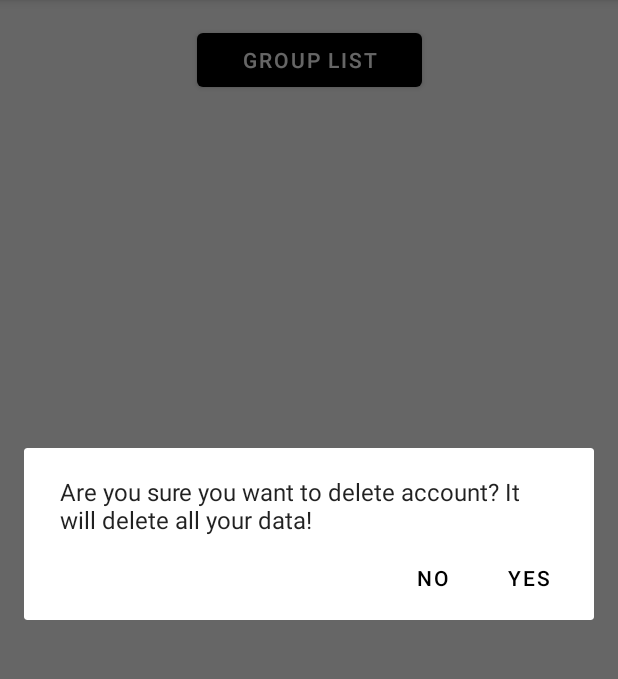
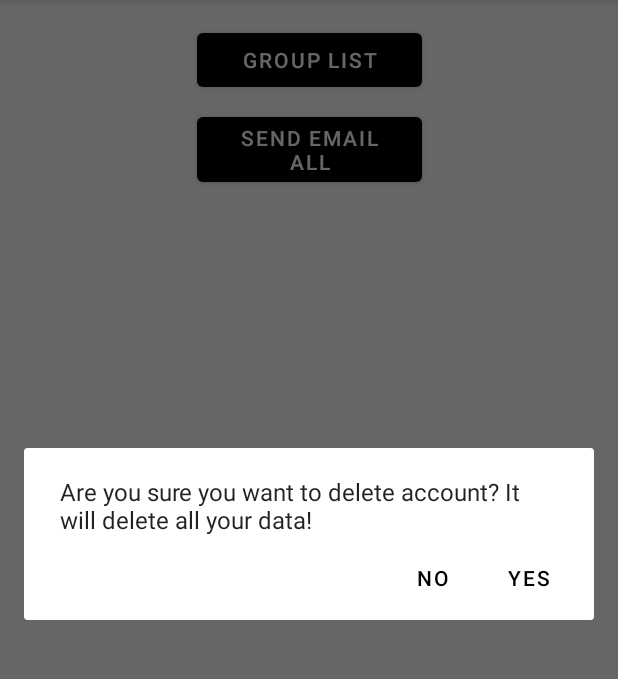
Before and after one commit to maksimisu/UniGroup, an Android app: the screen it shows after launch once a user with an empty profile is signed in (MainActivity), in the options menu, after a tap on "Delete account", on a phone screen of 412 x 824 dp, the part 84-763 px from its top. Run offline under Robolectric (Android 15) with nearby library versions, the light colour scheme and no system bars; our stand-ins replace Firebase (no records; nobody signed in at launch, a user with empty details on screens opened directly).

Commit message:
version 1.0.1 new features: send email to all in MainActivity.kt

```diff
--- a/app/src/main/java/com/blackbird/unigroup/activities/MainActivity.kt
+++ b/app/src/main/java/com/blackbird/unigroup/activities/MainActivity.kt
@@ -1,7 +1,9 @@
 package com.blackbird.unigroup.activities
 
 import android.content.Intent
+import android.net.Uri
 import android.os.Bundle
+import android.util.Log
 import android.view.Menu
 import android.view.MenuInflater
 import android.view.MenuItem
@@ -9,10 +11,10 @@ import android.widget.Toast
 import androidx.appcompat.app.AlertDialog
 import androidx.appcompat.app.AppCompatActivity
 import com.blackbird.unigroup.R
+import com.blackbird.unigroup.data.Student
 import com.google.firebase.auth.FirebaseAuth
 import com.google.firebase.auth.FirebaseUser
-import com.google.firebase.database.DatabaseReference
-import com.google.firebase.database.FirebaseDatabase
+import com.google.firebase.database.*
 import kotlinx.android.synthetic.main.activity_main.*
 import kotlin.system.exitProcess
 
@@ -21,18 +23,40 @@ class MainActivity : AppCompatActivity() {
     lateinit var auth: FirebaseAuth
     private lateinit var currentUser: FirebaseUser
     private lateinit var dbReference: DatabaseReference
+    private var studentsList = mutableListOf<Student>()
+    private var emailsList = ""
 
     override fun onCreate(savedInstanceState: Bundle?) {
         super.onCreate(savedInstanceState)
         setContentView(R.layout.activity_main)
         auth = FirebaseAuth.getInstance()
         currentUser = auth.currentUser!!
-        dbReference = FirebaseDatabase.getInstance().reference
+        dbReference = FirebaseDatabase.getInstance().reference.child("users/${auth.uid}/group")
+
+        val profileListener = object : ValueEventListener {
+            override fun onDataChange(dataSnapshot: DataSnapshot) {
+                studentsList.clear()
+                for(i: DataSnapshot in dataSnapshot.children) {
+                    val data = i.getValue(Student::class.java)
+                    studentsList.add(data!!)
+                }
+                updateEmailsList()
+            }
+
+            override fun onCancelled(databaseError: DatabaseError) {
+                Log.w("TAG", "Failed to read value.", databaseError.toException())
+            }
+        }
+        dbReference.addValueEventListener(profileListener)
 
         btnGroupList.setOnClickListener {
             val intent = Intent(this, StudentsListActivity::class.java).also {
                 startActivity(it)
             }
+        }
+
+        btnSendEmailAll.setOnClickListener {
+            sendEmailAll()
         }
     }
 
@@ -88,4 +112,27 @@ class MainActivity : AppCompatActivity() {
         builder.create().show()
     }
 
+    private fun sendEmailAll() {
+        val intent = Intent(Intent.ACTION_SENDTO).apply {
+            data = Uri.parse("mailto:")
+            putExtra(Intent.EXTRA_EMAIL, arrayOf(emailsList))
+            putExtra(Intent.EXTRA_SUBJECT, "Headstudent")
+        }
+        if (intent.resolveActivity(packageManager) != null) {
+            try {
+                startActivity(Intent.createChooser(intent, "Choose Email Client..."))
+            }
+            catch (e: Exception){
+                Toast.makeText(this, e.message, Toast.LENGTH_LONG).show()
+            }
+        }
+    }
+
+    private fun updateEmailsList() {
+        emailsList = ""
+        for(i in 0 until studentsList.size) {
+            emailsList += "${studentsList[i].email.toString()},"
+        }
+    }
+
 }
--- a/app/src/main/res/layout/activity_main.xml
+++ b/app/src/main/res/layout/activity_main.xml
@@ -18,4 +18,15 @@
         app:layout_constraintStart_toStartOf="parent"
         app:layout_constraintTop_toTopOf="parent" />
 
+    <Button
+        android:id="@+id/btnSendEmailAll"
+        android:layout_width="150dp"
+        android:layout_height="wrap_content"
+        android:layout_marginTop="8dp"
+        android:text="@string/btn_send_all"
+        app:layout_constraintEnd_toEndOf="parent"
+        app:layout_constraintHorizontal_bias="0.5"
+        app:layout_constraintStart_toStartOf="parent"
+        app:layout_constraintTop_toBottomOf="@+id/btnGroupList" />
+
 </androidx.constraintlayout.widget.ConstraintLayout>
--- a/app/src/main/res/layout/activity_student.xml
+++ b/app/src/main/res/layout/activity_student.xml
@@ -119,6 +119,7 @@
         android:id="@+id/btnSendSMS"
         android:layout_width="135dp"
         android:layout_height="wrap_content"
+        android:enabled="false"
         android:text="@string/btn_student_send_sms"
         app:layout_constraintEnd_toEndOf="parent"
         app:layout_constraintHorizontal_bias="0.5"
--- a/app/src/main/res/values/strings.xml
+++ b/app/src/main/res/values/strings.xml
@@ -22,10 +22,11 @@
     <string name="tip">For log in you don\'t have to complete name and password confirmation fields.</string>
     <string name="delete_all">Delete all</string>
 
-    <!-- Main Fragment -->
+    <!-- Main Activity -->
     <string name="btn_group_list">Group list</string>
+    <string name="btn_send_all">Send email all</string>
 
-    <!-- Profile fragment -->
+    <!-- Profile Activity -->
     <string name="profile_name">Profile name:</string>
     <string name="profile_email">Profile Email:</string>
 
```
Also changed, not shown: 1 other file.
